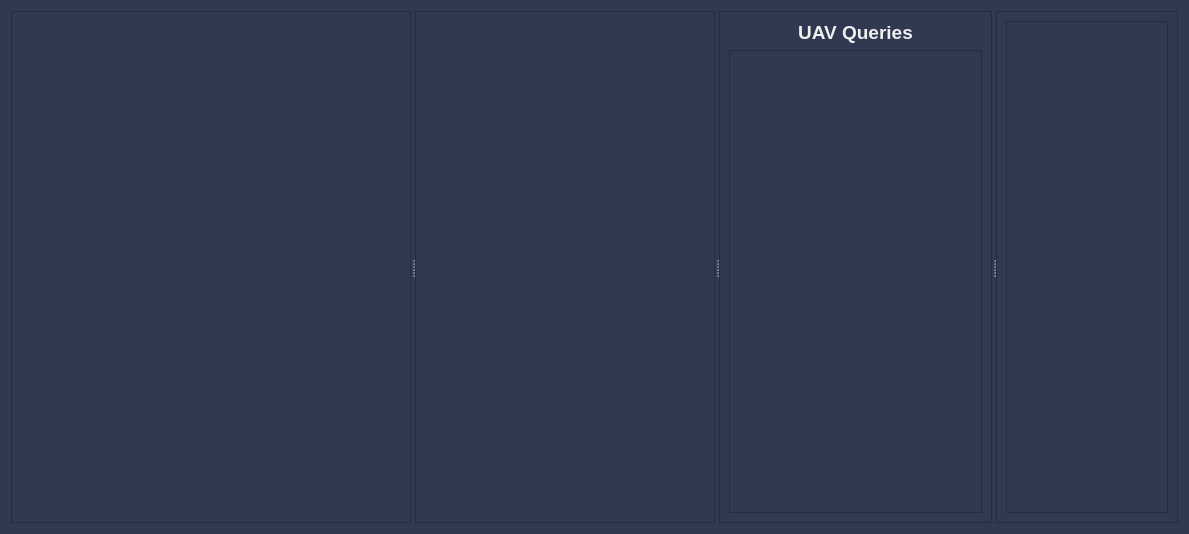
CSUN-SERL/lcar-bot, file src/rqt_gcs/resources/WidgetMain.ui: the form before one commit.
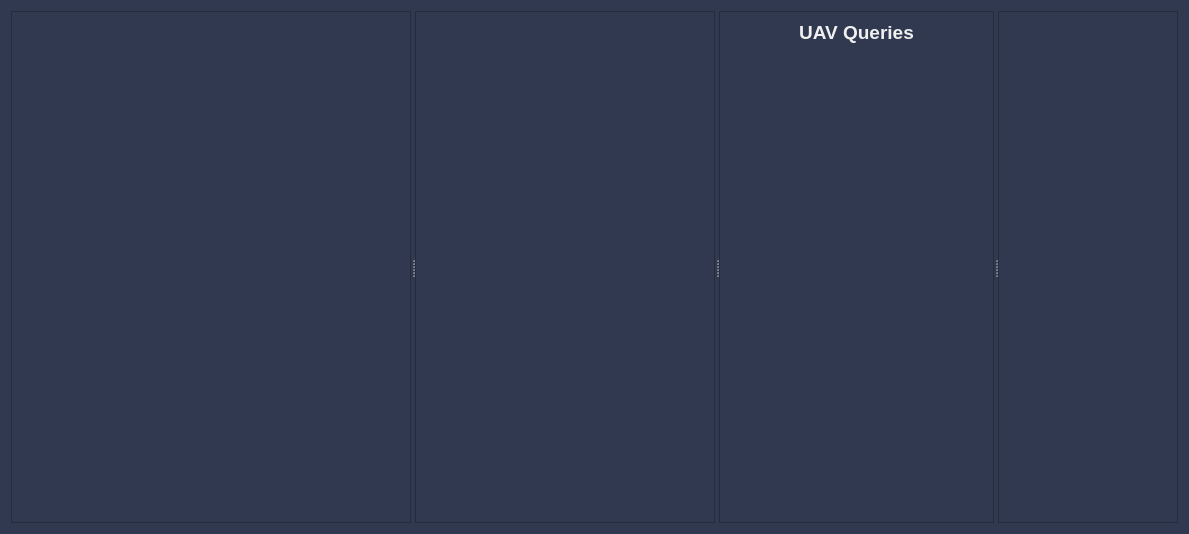
The form after the commit.

Commit message: added margins to submit and cancel buttons in settings widget

The edit to the form file:
```diff
--- a/src/rqt_gcs/resources/WidgetMain.ui
+++ b/src/rqt_gcs/resources/WidgetMain.ui
@@ -139,6 +139,12 @@
          </item>
          <item>
           <widget class="QScrollArea" name="scrollArea">
+           <property name="frameShape">
+            <enum>QFrame::NoFrame</enum>
+           </property>
+           <property name="lineWidth">
+            <number>1</number>
+           </property>
            <property name="widgetResizable">
             <bool>true</bool>
            </property>
@@ -147,8 +153,8 @@
              <rect>
               <x>0</x>
               <y>0</y>
-              <width>226</width>
-              <height>464</height>
+              <width>242</width>
+              <height>466</height>
              </rect>
             </property>
             <layout class="QGridLayout" name="gridLayout_3">
@@ -188,6 +194,9 @@
        </property>
        <item>
         <widget class="QScrollArea" name="scrollArea_2">
+         <property name="frameShape">
+          <enum>QFrame::NoFrame</enum>
+         </property>
          <property name="widgetResizable">
           <bool>true</bool>
          </property>
@@ -196,8 +205,8 @@
            <rect>
             <x>0</x>
             <y>0</y>
-            <width>181</width>
-            <height>494</height>
+            <width>169</width>
+            <height>496</height>
            </rect>
           </property>
           <layout class="QGridLayout" name="gridLayout_4">
```
The commit also changes 1 other file.
